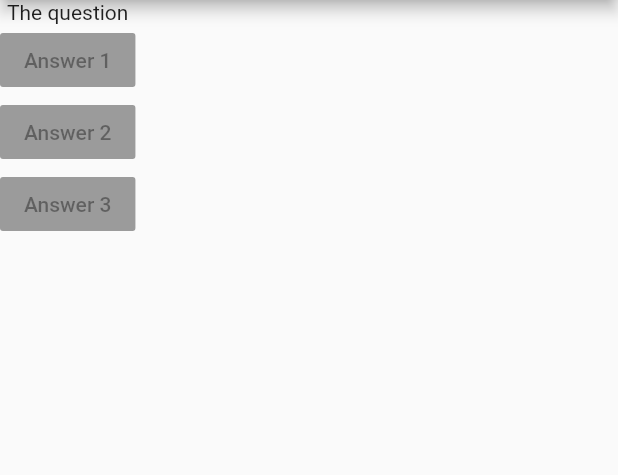
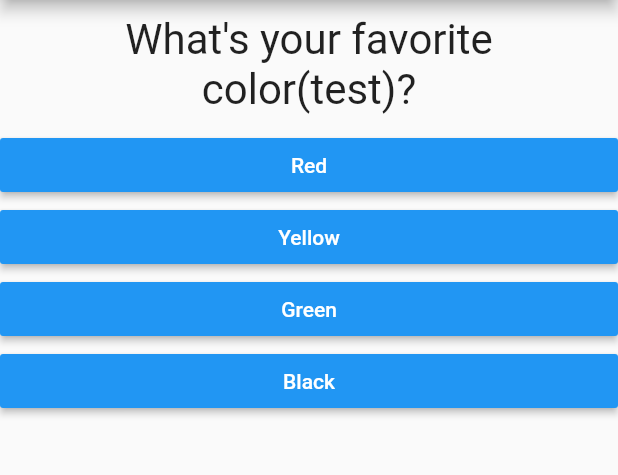
Before and after one commit to DiegoBezerra89/Flutter_course, a Flutter app: the screen it shows after launch, on a phone screen of 412 x 824 dp, the part 84-559 px from its top. Run offline on Flutter 3.47's test engine with Material 2 defaults, Android fonts, the phone set to English and light mode, and no system bars.

Commit message:
dart basics, state managing

```diff
--- /dev/null
+++ b/flutter_first_app/lib/answer.dart
@@ -0,0 +1,21 @@
+import 'package:flutter/material.dart';
+
+class Answer  extends StatelessWidget {
+  final Function answerHandler;
+  final String buttonText;
+  var blue = 'blue';
+  Answer(this.answerHandler, this.buttonText);
+
+  @override
+  Widget build(BuildContext context) {
+    return Container(
+      width: double.infinity,
+      child: RaisedButton(
+        color: Colors.blue,
+        textColor: Colors.white,
+        child: Text(buttonText),
+        onPressed: answerHandler,
+      )
+    );
+  }
+}
--- a/flutter_first_app/lib/main.dart
+++ b/flutter_first_app/lib/main.dart
@@ -1,31 +1,65 @@
 import 'package:flutter/material.dart';
 
+import './question.dart';
+import './answer.dart';
 void main() => runApp(MyApp());
 
-class MyApp extends StatelessWidget {
+class MyApp extends StatefulWidget {
+  @override
+  State<StatefulWidget> createState() {
+    // TODO: implement createState
+    return _MyAppState();
+  }
+}
+
+class _MyAppState extends State<MyApp> {
+  var _questionIndex = 0;
+  void answerQuestion() {
+    setState(() {
+      _questionIndex += 1;
+    });
+    print(_questionIndex);
+  }
+
   @override
   Widget build(BuildContext context) {
+    const questions = [
+      {
+        'questionText': 'What\'s your favorite color(test)?',
+        'answers': ['Red', 'Yellow', 'Green', 'Black'],
+        'colors': ['red',]
+      },
+      {
+        'questionText': 'What\'s your favorite animal?',
+        'answers': ['Tiger', 'Dog', 'Cat', 'Lion', 'Eagle'],
+      },
+      {
+        'questionText': 'What\'s your favorite food?',
+        'answers': ['Sushi', 'Hot-Dog', 'Pizza'],
+      },
+      {
+        'questionText': 'What\'s your favorite game?',
+        'answers': ['Cs-go', 'Fortnite', 'Zelda'],
+      },
+    ];
+
     return MaterialApp(
       home: Scaffold(
         appBar: AppBar(
           title: Text('Hello World! My first app!'),
         ),
-        body: Column(
-          children: [
-            Text('The question'),
-            RaisedButton(
-              child: Text('Answer 1'),
-              onPressed: null,
-            ),
-            RaisedButton(
-              child: Text('Answer 2'),
-              onPressed: null,
-            ),
-            RaisedButton(
-              child: Text('Answer 3'),
-              onPressed: null,
-            ),
-          ],
+        body: Container (
+          child: Column (
+            children: [
+              Question(
+                questions[_questionIndex]['questionText'],
+              ),
+              ...(questions[_questionIndex]['answers'] as List<String>)
+                  .map((answer) {
+                return Answer(answerQuestion, answer);
+              }).toList()
+            ],
+          ),
         ),
       ),
     );
--- /dev/null
+++ b/flutter_first_app/lib/question.dart
@@ -0,0 +1,20 @@
+import 'package:flutter/material.dart';
+
+class Question extends StatelessWidget {
+  final String questionText;
+
+  Question(this.questionText);
+
+  @override
+  Widget build(BuildContext context) {
+    return Container(
+      width: double.infinity,
+      margin: EdgeInsets.all(10),
+      child: Text(
+        questionText,
+        style: TextStyle(fontSize: 28),
+        textAlign: TextAlign.center,
+      ),
+    );
+  }
+}
```
